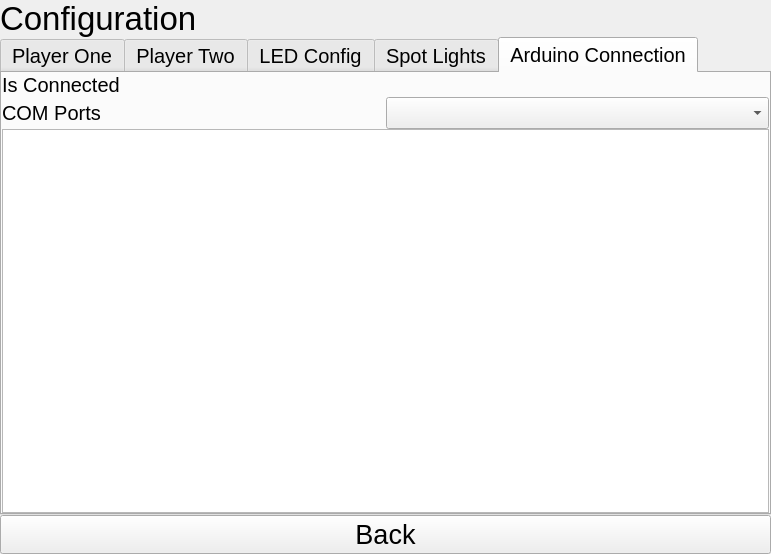
The window that configurationwidget.ui (CantonHackerAndMakerPlace/BigBattleBoxUI) describes before a commit, drawn with Qt 5.
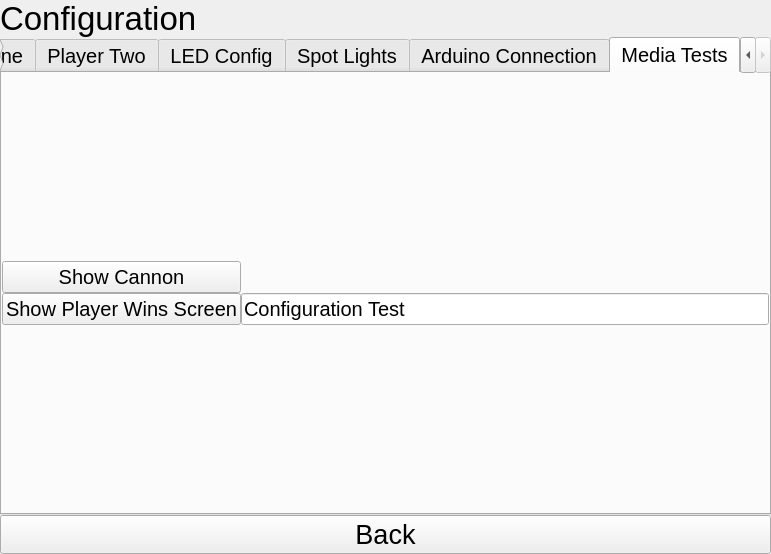
The same window after the commit. Custom widgets are drawn as their Qt base class.

```diff
--- a/configurationwidget.ui
+++ b/configurationwidget.ui
@@ -72,7 +72,7 @@
         </font>
        </property>
        <property name="currentIndex">
-        <number>4</number>
+        <number>5</number>
        </property>
        <widget class="QWidget" name="playerOneConfig">
         <attribute name="title">
@@ -404,6 +404,53 @@
          </item>
         </layout>
        </widget>
+       <widget class="QWidget" name="medaiControl">
+        <attribute name="title">
+         <string>Media Tests</string>
+        </attribute>
+        <layout class="QGridLayout" name="gridLayout_14">
+         <property name="leftMargin">
+          <number>0</number>
+         </property>
+         <property name="topMargin">
+          <number>0</number>
+         </property>
+         <property name="rightMargin">
+          <number>0</number>
+         </property>
+         <property name="bottomMargin">
+          <number>0</number>
+         </property>
+         <property name="spacing">
+          <number>0</number>
+         </property>
+         <item row="0" column="0">
+          <layout class="QGridLayout" name="gridLayout_13">
+           <item row="0" column="0">
+            <widget class="QPushButton" name="showCannonButton">
+             <property name="text">
+              <string>Show Cannon</string>
+             </property>
+            </widget>
+           </item>
+           <item row="2" column="0">
+            <widget class="QPushButton" name="showPlayerWinsButton">
+             <property name="text">
+              <string>Show Player Wins Screen</string>
+             </property>
+            </widget>
+           </item>
+           <item row="2" column="1">
+            <widget class="QLineEdit" name="winningPlayerNameInpuit">
+             <property name="text">
+              <string>Configuration Test</string>
+             </property>
+            </widget>
+           </item>
+          </layout>
+         </item>
+        </layout>
+       </widget>
       </widget>
      </item>
     </layout>
```
